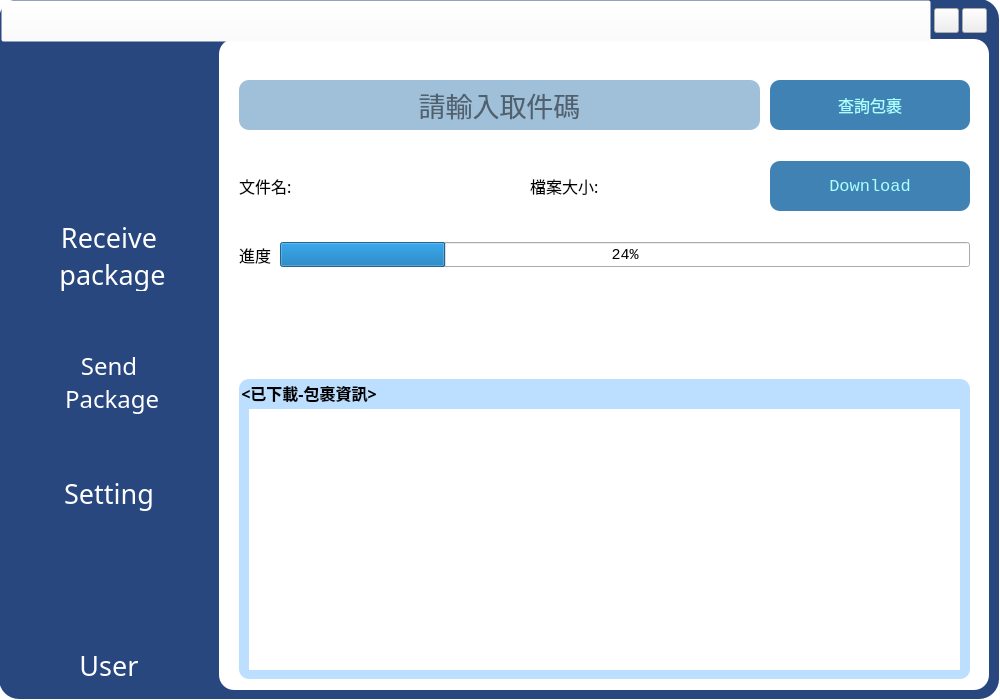
First picture: the form in src/gui/MainWindow.ui, repository hmes98318/Logistics-Station, before the edit.
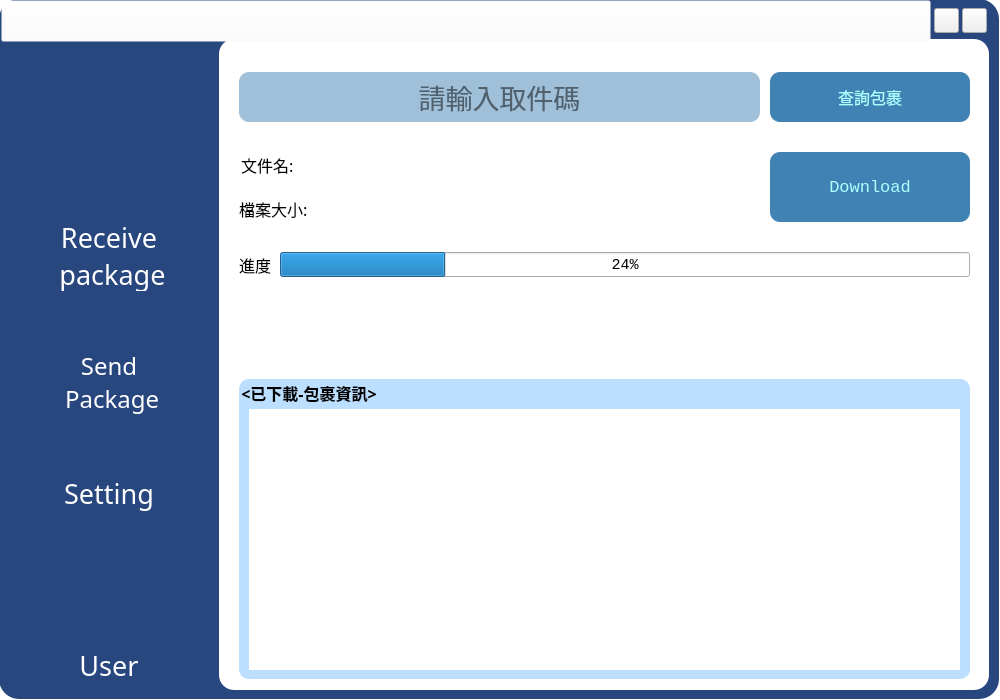
Second picture: the form after the edit. The open tabs and pages were chosen to show the change. Icons and pictures are not drawn.

Commit message: Update cFileInfo - Layout

Diff of the .ui file:
```diff
--- a/src/gui/MainWindow.ui
+++ b/src/gui/MainWindow.ui
@@ -366,17 +366,24 @@
           <number>0</number>
          </property>
          <item>
+          <layout class="QVBoxLayout" name="Layout_cFileInfo2">
+           <property name="spacing">
+            <number>4</number>
+           </property>
+           <item>
+            <layout class="QHBoxLayout" name="Layout_cFilename">
+             <item>
           <widget class="QLabel" name="hint_cFilename">
            <property name="minimumSize">
             <size>
              <width>0</width>
-             <height>50</height>
+                 <height>40</height>
             </size>
            </property>
            <property name="maximumSize">
             <size>
              <width>70</width>
-             <height>50</height>
+                 <height>40</height>
             </size>
            </property>
            <property name="font">
@@ -395,18 +402,18 @@
            <property name="minimumSize">
             <size>
              <width>0</width>
-             <height>50</height>
+                 <height>40</height>
             </size>
            </property>
            <property name="maximumSize">
             <size>
              <width>450</width>
-             <height>50</height>
+                 <height>40</height>
             </size>
            </property>
            <property name="font">
             <font>
-             <family>微軟正黑體</family>
+                 <family>Consolas</family>
              <pointsize>12</pointsize>
             </font>
            </property>
@@ -421,18 +428,22 @@
            </property>
           </widget>
          </item>
+            </layout>
+           </item>
+           <item>
+            <layout class="QHBoxLayout" name="Layout_cFilesize">
          <item>
           <widget class="QLabel" name="hint_cFileize">
            <property name="minimumSize">
             <size>
              <width>0</width>
-             <height>50</height>
+                 <height>40</height>
             </size>
            </property>
            <property name="maximumSize">
             <size>
              <width>90</width>
-             <height>50</height>
+                 <height>40</height>
             </size>
            </property>
            <property name="font">
@@ -451,13 +462,13 @@
            <property name="minimumSize">
             <size>
              <width>0</width>
-             <height>50</height>
+                 <height>40</height>
             </size>
            </property>
            <property name="maximumSize">
             <size>
-             <width>150</width>
-             <height>50</height>
+                 <width>450</width>
+                 <height>40</height>
             </size>
            </property>
            <property name="font">
@@ -473,19 +484,23 @@
             <set>Qt::AlignLeading|Qt::AlignLeft|Qt::AlignVCenter</set>
            </property>
           </widget>
+             </item>
+            </layout>
+           </item>
+          </layout>
          </item>
          <item>
           <widget class="QPushButton" name="button_DownloadFile">
            <property name="minimumSize">
             <size>
              <width>0</width>
-             <height>50</height>
+             <height>70</height>
             </size>
            </property>
            <property name="maximumSize">
             <size>
              <width>200</width>
-             <height>50</height>
+             <height>70</height>
             </size>
            </property>
            <property name="font">
```
Left out of the diff: 2 changed lines with no effect on the pictures. Lines whose indentation alone changed are shown as unchanged. The commit also changes 2 other files.
